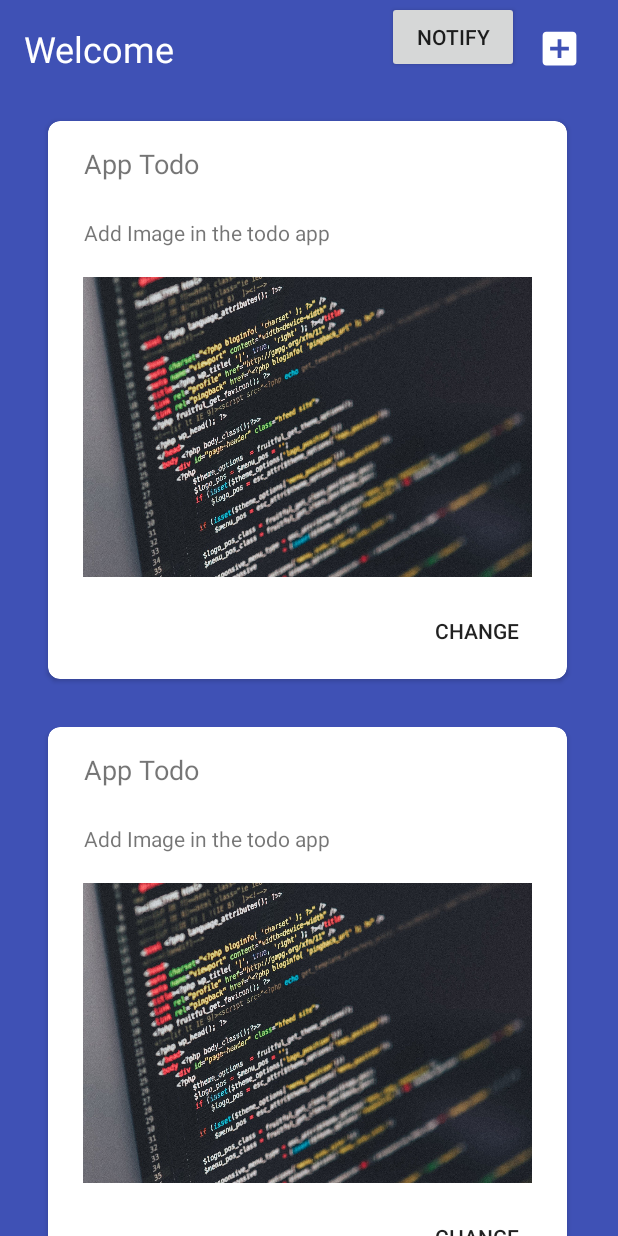
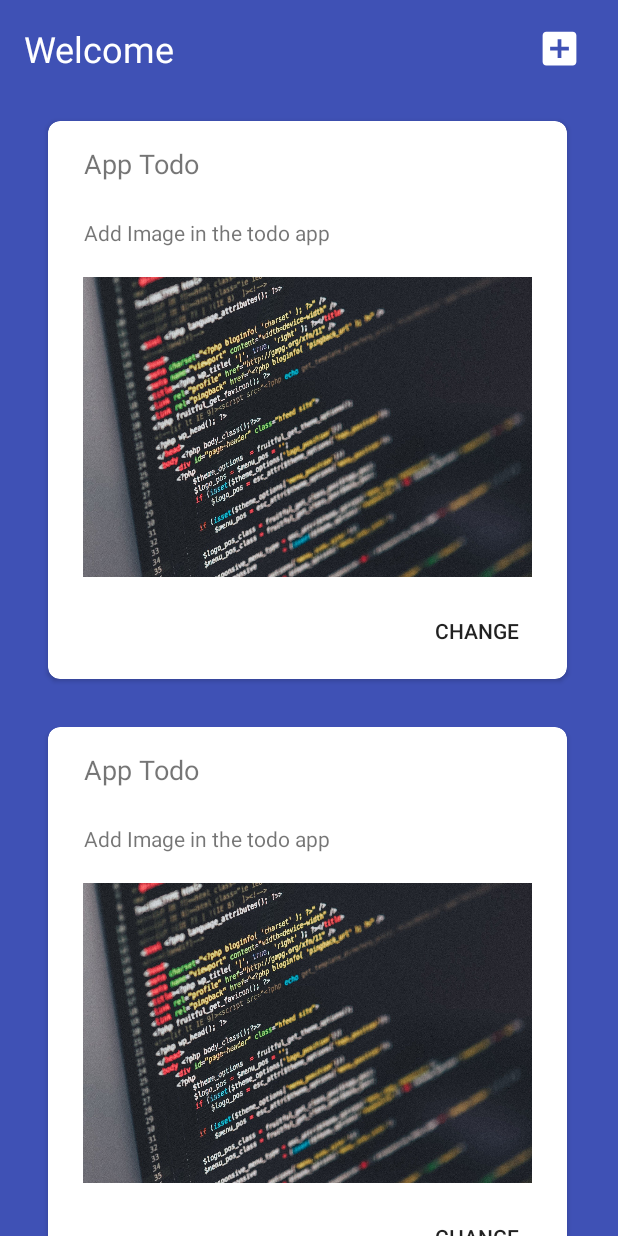
Before and after one commit to rockink/todoApp, an Android app: the layout activity_main.xml on its own in the app's theme, with its tools: preview values and no code run, on a phone screen of 412 x 824 dp. Run offline under Robolectric (Android 15) with nearby library versions, the phone set to English and light mode, and no system bars.

Commit message:
modifying with correct way

```diff
--- a/app/src/main/java/com/proAndroid/todoapp/service/images/ImageService.kt
+++ b/app/src/main/java/com/proAndroid/todoapp/service/images/ImageService.kt
@@ -33,4 +33,5 @@ class ImageService @Inject constructor(private val imageResolver: ImageResolver)
         getAllPhotos()
     }
 
+
 }
--- a/app/src/main/java/com/proAndroid/todoapp/ui/photoGallery/PhotoGalleryFragment.kt
+++ b/app/src/main/java/com/proAndroid/todoapp/ui/photoGallery/PhotoGalleryFragment.kt
@@ -76,11 +76,11 @@ open class PhotoGalleryFragment : Fragment(), PhotoRecyclerViewAdapter.Interacti
             })
     }
 
-    override fun onActivityResult(requestCode: Int, resultCode: Int, data: Intent?) {
-        super.onActivityResult(requestCode, resultCode, data)
+    override fun onRequestPermissionsResult(requestCode: Int, permissions: Array<out String>, grantResults: IntArray) {
+        super.onRequestPermissionsResult(requestCode, permissions, grantResults)
         if (requestCode == PERMISSION_REQUEST_CODE) {
             //lets look at the result
-            if (resultCode == PERMISSION_GRANTED) {
+            if (grantResults[0] == PERMISSION_GRANTED) {
                 // we have permission
                 photoViewModel.reloadImages()
             }
--- a/app/src/main/res/layout/activity_main.xml
+++ b/app/src/main/res/layout/activity_main.xml
@@ -44,16 +44,4 @@
         app:layout_constraintTop_toTopOf="@+id/appTitle"
         app:srcCompat="@drawable/add_image" />
 
-    <Button
-        android:id="@+id/notifyButton"
-        android:layout_width="wrap_content"
-        android:layout_height="wrap_content"
-        android:layout_marginEnd="12dp"
-        android:layout_marginRight="12dp"
-        android:text="Notify"
-        app:layout_constraintBottom_toTopOf="@+id/todoRecyclerView"
-        app:layout_constraintEnd_toStartOf="@+id/addButton"
-        app:layout_constraintTop_toTopOf="parent" />
-
-
 </androidx.constraintlayout.widget.ConstraintLayout>
```
